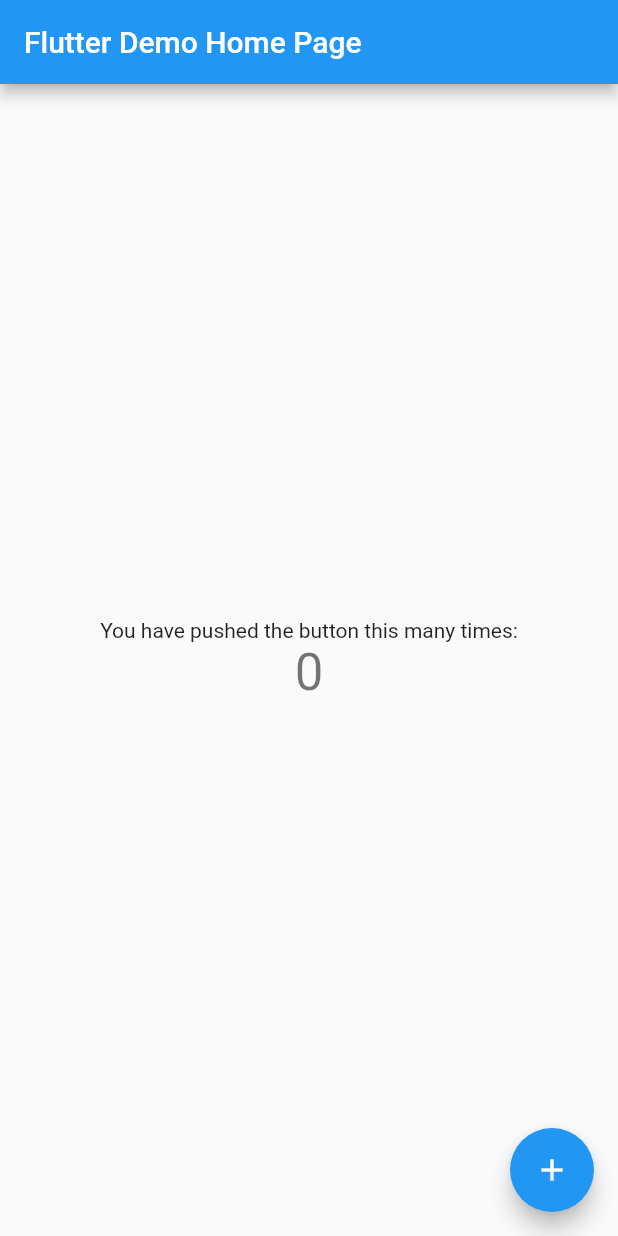
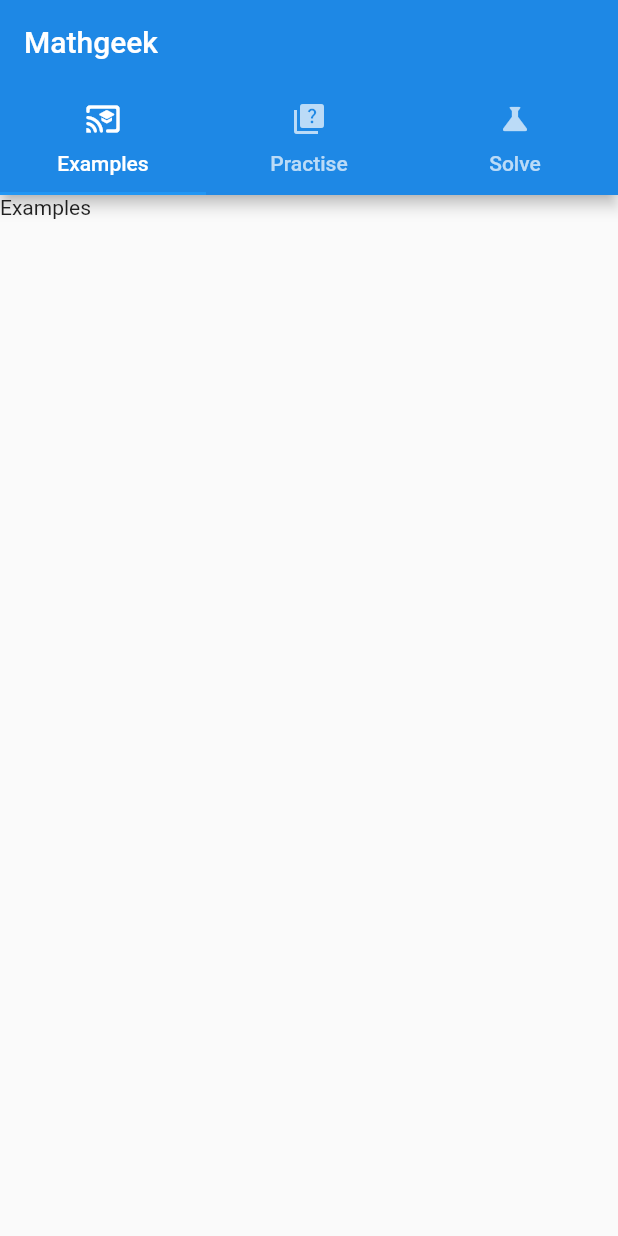
Before and after one commit to BrianTshatiwa-zz/Mathgeek, a Flutter app: the screen it shows after launch, on a phone screen of 412 x 824 dp. Run offline on Flutter 3.47's test engine with Material 2 defaults, Android fonts, the phone set to English and light mode, and no system bars.

Commit message:
build a tabview

```diff
--- a/mobileApp/mathgeek/lib/main.dart
+++ b/mobileApp/mathgeek/lib/main.dart
@@ -1,115 +1,51 @@
 import 'package:flutter/material.dart';
 
 void main() {
-  runApp(const MyApp());
+  runApp(HomePage());
 }
 
-class MyApp extends StatelessWidget {
-  const MyApp({Key? key}) : super(key: key);
+class HomePage extends StatefulWidget {
+  @override
+  _HomePageState createState() => _HomePageState();
+}
 
-  // This widget is the root of your application.
+class _HomePageState extends State<HomePage> {
   @override
   Widget build(BuildContext context) {
     return MaterialApp(
-      title: 'Flutter Demo',
-      theme: ThemeData(
-        // This is the theme of your application.
-        //
-        // Try running your application with "flutter run". You'll see the
-        // application has a blue toolbar. Then, without quitting the app, try
-        // changing the primarySwatch below to Colors.green and then invoke
-        // "hot reload" (press "r" in the console where you ran "flutter run",
-        // or simply save your changes to "hot reload" in a Flutter IDE).
-        // Notice that the counter didn't reset back to zero; the application
-        // is not restarted.
-        primarySwatch: Colors.blue,
+      debugShowCheckedModeBanner: false,
+      home: DefaultTabController(
+        length: 3,
+        child: Scaffold(
+          appBar: AppBar(
+            title: Text("Mathgeek"),
+            backgroundColor: Colors.blue[600],
+            bottom: TabBar(
+              tabs: [
+                Tab(
+                  icon: Icon(Icons.cast_for_education_rounded),
+                  text: 'Examples',
+                ),
+                Tab(
+                  icon: Icon(Icons.quiz),
+                  text: 'Practise',
+                ),
+                Tab(
+                  icon: Icon(Icons.science),
+                  text: 'Solve',
+                )
+              ],
+            ),
+          ),
+          body: TabBarView(
+            children: [
+              Text('Examples'),
+              Text('Practise'),
+              Text('Solve'),
+            ],
+          ),
+        ),
       ),
-      home: const MyHomePage(title: 'Flutter Demo Home Page'),
     );
   }
 }
-
-class MyHomePage extends StatefulWidget {
-  const MyHomePage({Key? key, required this.title}) : super(key: key);
-
-  // This widget is the home page of your application. It is stateful, meaning
-  // that it has a State object (defined below) that contains fields that affect
-  // how it looks.
-
-  // This class is the configuration for the state. It holds the values (in this
-  // case the title) provided by the parent (in this case the App widget) and
-  // used by the build method of the State. Fields in a Widget subclass are
-  // always marked "final".
-
-  final String title;
-
-  @override
-  State<MyHomePage> createState() => _MyHomePageState();
-}
-
-class _MyHomePageState extends State<MyHomePage> {
-  int _counter = 0;
-
-  void _incrementCounter() {
-    setState(() {
-      // This call to setState tells the Flutter framework that something has
-      // changed in this State, which causes it to rerun the build method below
-      // so that the display can reflect the updated values. If we changed
-      // _counter without calling setState(), then the build method would not be
-      // called again, and so nothing would appear to happen.
-      _counter++;
-    });
-  }
-
-  @override
-  Widget build(BuildContext context) {
-    // This method is rerun every time setState is called, for instance as done
-    // by the _incrementCounter method above.
-    //
-    // The Flutter framework has been optimized to make rerunning build methods
-    // fast, so that you can just rebuild anything that needs updating rather
-    // than having to individually change instances of widgets.
-    return Scaffold(
-      appBar: AppBar(
-        // Here we take the value from the MyHomePage object that was created by
-        // the App.build method, and use it to set our appbar title.
-        title: Text(widget.title),
-      ),
-      body: Center(
-        // Center is a layout widget. It takes a single child and positions it
-        // in the middle of the parent.
-        child: Column(
-          // Column is also a layout widget. It takes a list of children and
-          // arranges them vertically. By default, it sizes itself to fit its
-          // children horizontally, and tries to be as tall as its parent.
-          //
-          // Invoke "debug painting" (press "p" in the console, choose the
-          // "Toggle Debug Paint" action from the Flutter Inspector in Android
-          // Studio, or the "Toggle Debug Paint" command in Visual Studio Code)
-          // to see the wireframe for each widget.
-          //
-          // Column has various properties to control how it sizes itself and
-          // how it positions its children. Here we use mainAxisAlignment to
-          // center the children vertically; the main axis here is the vertical
-          // axis because Columns are vertical (the cross axis would be
-          // horizontal).
-          mainAxisAlignment: MainAxisAlignment.center,
-          children: <Widget>[
-            const Text(
-              'You have pushed the button this many times:',
-            ),
-            Text(
-              '$_counter',
-              style: Theme.of(context).textTheme.headline4,
-            ),
-          ],
-        ),
-      ),
-      floatingActionButton: FloatingActionButton(
-        onPressed: _incrementCounter,
-        tooltip: 'Increment',
-        child: const Icon(Icons.add),
-      ), // This trailing comma makes auto-formatting nicer for build methods.
-    );
-  }
-}
```
